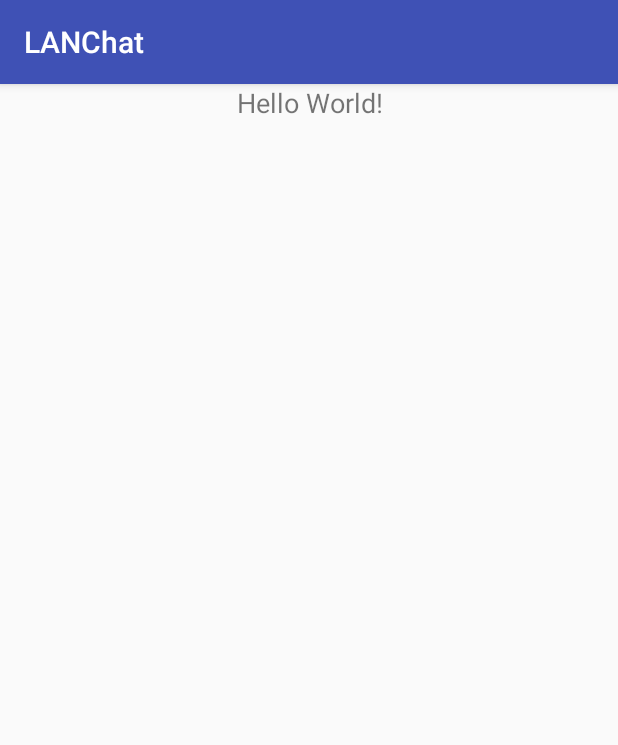
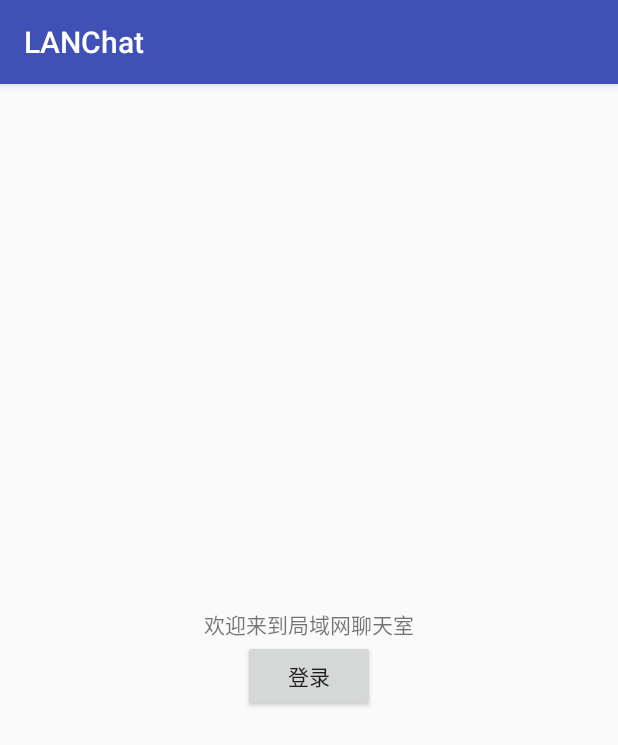
Before and after one commit to soulofhan/LANTalk, an Android app: the screen it shows after launch (MainActivity), on a phone screen of 412 x 824 dp. Shown: the top 745 px of the screen. Run offline under Robolectric (Android 15) with nearby library versions, the phone set to English and light mode, and no system bars.

Commit message:
增加主页UI

```diff
--- a/app/src/main/java/com/andeddo/lanchat/MainActivity.java
+++ b/app/src/main/java/com/andeddo/lanchat/MainActivity.java
@@ -2,12 +2,20 @@ package com.andeddo.lanchat;
 
 import android.support.v7.app.AppCompatActivity;
 import android.os.Bundle;
+import android.widget.Button;
 
 public class MainActivity extends AppCompatActivity {
+
+    private Button btn_login;
 
     @Override
     protected void onCreate(Bundle savedInstanceState) {
         super.onCreate(savedInstanceState);
         setContentView(R.layout.activity_main);
+        init();
+    }
+
+    private void init(){
+        btn_login = findViewById(R.id.btn_login);
     }
 }
--- a/app/src/main/res/layout/activity_main.xml
+++ b/app/src/main/res/layout/activity_main.xml
@@ -3,14 +3,20 @@
     xmlns:tools="http://schemas.android.com/tools"
     android:layout_width="match_parent"
     android:layout_height="match_parent"
+    android:gravity="center"
     android:orientation="vertical"
     tools:context=".MainActivity">
 
     <TextView
+        android:id="@+id/textView"
         android:layout_width="match_parent"
         android:layout_height="wrap_content"
         android:gravity="center"
-        android:text="Hello World!"
-        android:textSize="18sp" />
+        android:text="@string/welcome" />
 
+    <Button
+        android:id="@+id/btn_login"
+        android:layout_width="wrap_content"
+        android:layout_height="wrap_content"
+        android:text="@string/login" />
 </LinearLayout>
--- a/app/src/main/res/values/strings.xml
+++ b/app/src/main/res/values/strings.xml
@@ -1,3 +1,5 @@
 <resources>
     <string name="app_name">LANChat</string>
+    <string name="welcome">欢迎来到局域网聊天室</string>
+    <string name="login">登录</string>
 </resources>
```
